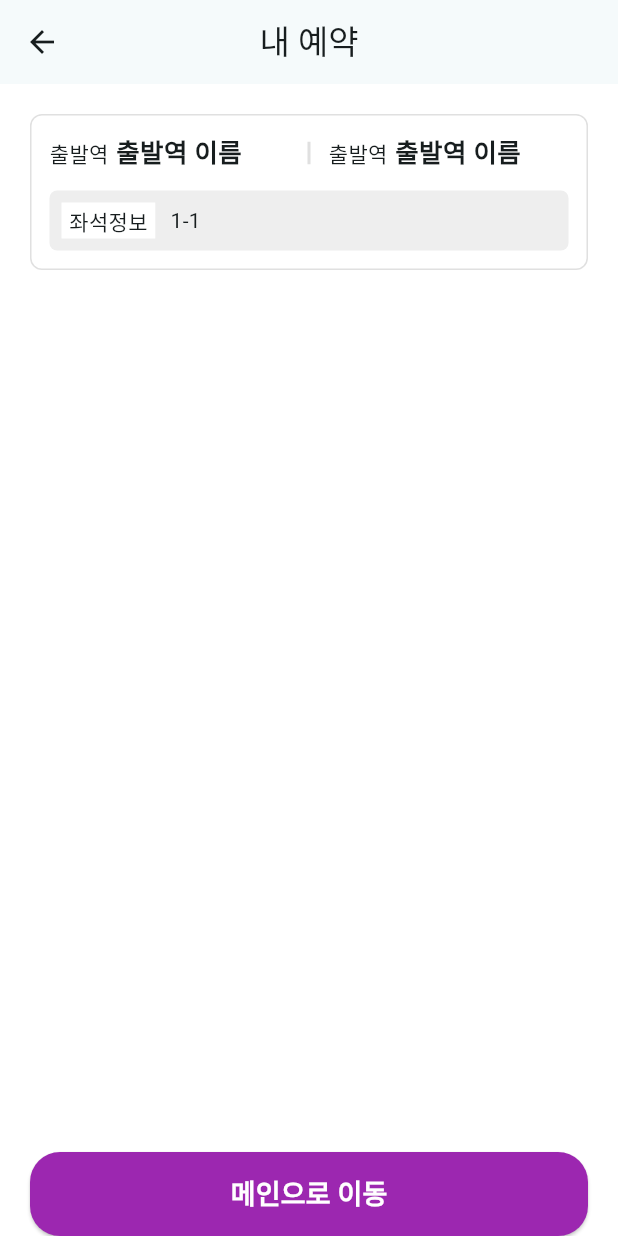
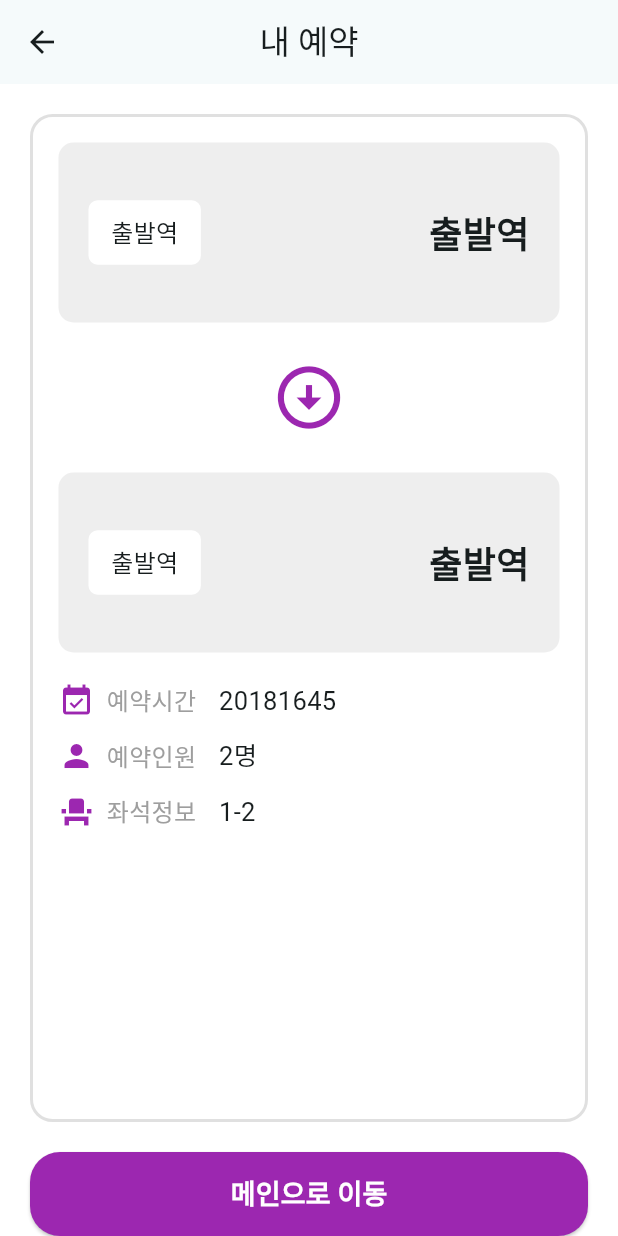
Before and after one commit to moong414/flutter_train_app, a Flutter app: the ReservePage screen opened directly with empty values, on a phone screen of 412 x 824 dp. Run offline on Flutter 3.47's test engine with Material 3 defaults, Android fonts, the phone set to English and light mode, and no system bars.

Commit message:
fix: reserve_page 화면 수정

```diff
--- a/lib/home_page.dart
+++ b/lib/home_page.dart
@@ -12,7 +12,7 @@ class HomePage extends StatefulWidget {
 
 class _HomePageState extends State<HomePage> {
   //선택된 역 담는 맵
-  Map<int, String> selectedStationMap = {1: '선택', 2: '선택'};
+  Map<int, String> selectedStationMap = {0: '선택', 1: '선택'};
 
   //역선택 함수
   void goToStationList(int num, String stTitle) async {
@@ -77,9 +77,9 @@ class _HomePageState extends State<HomePage> {
                 ),
                 child: Row(
                   children: [
-                    selectStationBox(1, '출발역'),
+                    selectStationBox(0, '출발역'),
                     Container(width: 2, height: 50, color: Theme.of(context).colorScheme.outline),
-                    selectStationBox(2, '도착역'),
+                    selectStationBox(1, '도착역'),
                   ],
                 ),
               ),
--- a/lib/main.dart
+++ b/lib/main.dart
@@ -32,8 +32,8 @@ class MyApp extends StatelessWidget {
         colorScheme: ColorScheme.fromSeed(
           seedColor: Colors.black,
           brightness: Brightness.dark,
-          primary: Colors.purple,
-          secondaryContainer: Colors.black,
+          primary: const Color.fromARGB(255, 137, 128, 138),
+          secondaryContainer: Colors.white24,
           tertiary: Colors.white30,
           onTertiaryContainer: Colors.white,
           onSurface: Colors.white,
--- a/lib/reserve_page.dart
+++ b/lib/reserve_page.dart
@@ -2,94 +2,19 @@ import 'package:flutter/material.dart';
 import 'package:flutter_train_app/util.dart';
 
 class ReservePage extends StatefulWidget {
-  const ReservePage({super.key, required this.selectedStationMap});
+  const ReservePage({
+    super.key,
+    required this.selectedStationMap,
+    required this.selectedSeatMap,
+  });
   final Map<int, String> selectedStationMap;
+  final Map<int, Set<int>> selectedSeatMap;
 
   @override
   State<ReservePage> createState() => _ReservePageState();
 }
 
 class _ReservePageState extends State<ReservePage> {
-  //예약박스 함수
-
-  //예약박스 UI
-  Padding reservedBox(BuildContext context) {
-    return Padding(
-      padding: const EdgeInsets.all(20),
-      child: Container(
-        width: double.infinity,
-        decoration: BoxDecoration(
-          border: Border.all(
-            color: Theme.of(context).colorScheme.outline,
-            width: 1,
-          ),
-          borderRadius: BorderRadius.circular(8),
-        ),
-        child: Padding(
-          padding: EdgeInsets.all(12),
-          child: Column(
-            children: [
-              Row(
-                children: [
-                  reservedStationInfo(),
-                  Padding(
-                    padding: const EdgeInsets.symmetric(horizontal: 12),
-                    child: Container(
-                      width: 2,
-                      height: 15,
-                      color: Theme.of(context).colorScheme.outline,
-                    ),
-                  ),
-                  reservedStationInfo(),
-                ],
-              ),
-              SizedBox(height: 12),
-              Container(
-                width: double.infinity,
-                decoration: BoxDecoration(
-                  color: Theme.of(context).colorScheme.secondaryContainer,
-                  borderRadius: BorderRadius.circular(5),
-                ),
-                child: Padding(
-                  padding: const EdgeInsets.all(8),
-                  child: Row(
-                    children: [
-                      Container(
-                        color: Theme.of(context).colorScheme.tertiary,
-                        child: Padding(
-                          padding: const EdgeInsets.fromLTRB(5, 2, 5, 2),
-                          child: Text('좌석정보'),
-                        ),
-                      ),
-                      SizedBox(width: 10),
-                      Text('1-1', style: TextStyle(fontSize: 14)),
-                    ],
-                  ),
-                ),
-              ),
-            ],
-          ),
-        ),
-      ),
-    );
-  }
-
-  //예약된 역 정보 UI
-  Expanded reservedStationInfo() {
-    return Expanded(
-      child: Row(
-        children: [
-          Text('출발역'),
-          SizedBox(width: 5),
-          Text(
-            '출발역 이름',
-            style: TextStyle(fontSize: 17, fontWeight: FontWeight.bold),
-          ),
-        ],
-      ),
-    );
-  }
-
   //메인페이지로 이동 함수
   void toMainBtn() {
     int count = 0;
@@ -100,8 +25,106 @@ class _ReservePageState extends State<ReservePage> {
   Widget build(BuildContext context) {
     return Scaffold(
       appBar: AppBar(title: Text('내 예약'), centerTitle: true),
-      body: SingleChildScrollView(
-        child: Column(children: [reservedBox(context)]),
+      body: Padding(
+        padding: EdgeInsets.all(20),
+        child: Container(
+          width: double.infinity,
+          decoration: BoxDecoration(
+            border: Border.all(
+              color: Theme.of(context).colorScheme.outline,
+              width: 2,
+            ),
+            borderRadius: BorderRadius.circular(15),
+          ),
+          child: Padding(
+            padding: const EdgeInsets.all(17),
+            child: Column(
+              children: [
+                Container(
+                  height: 120,
+                  width: double.infinity,
+                  decoration: BoxDecoration(
+                    color: Theme.of(context).colorScheme.secondaryContainer,
+                    borderRadius: BorderRadius.circular(10),
+                  ),
+                  child: Padding(
+                    padding: const EdgeInsets.symmetric(horizontal: 20),
+                    child: Row(
+                      mainAxisAlignment: MainAxisAlignment.spaceBetween,
+                      children: [
+                        Container(
+                          decoration: BoxDecoration(
+                            color: Theme.of(context).colorScheme.tertiary,
+                            borderRadius: BorderRadius.circular(6),
+                          ),
+                          child: Padding(
+                            padding: const EdgeInsets.fromLTRB(15, 10, 15, 10),
+                            child: Text('출발역', style: TextStyle(fontSize: 16)),
+                          ),
+                        ),
+                        Text(
+                          '출발역',
+                          style: TextStyle(
+                            fontSize: 24,
+                            fontWeight: FontWeight.bold,
+                          ),
+                        ),
+                      ],
+                    ),
+                  ),
+                ),
+                SizedBox(
+                  height: 100,
+                  child: Icon(
+                    Icons.arrow_circle_down_outlined,
+                    size: 50,
+                    color: Theme.of(context).colorScheme.primary,
+                  ),
+                ),
+                Container(
+                  height: 120,
+                  width: double.infinity,
+                  decoration: BoxDecoration(
+                    color: Theme.of(context).colorScheme.secondaryContainer,
+                    borderRadius: BorderRadius.circular(10),
+                  ),
+                  child: Padding(
+                    padding: const EdgeInsets.symmetric(horizontal: 20),
+                    child: Row(
+                      mainAxisAlignment: MainAxisAlignment.spaceBetween,
+                      children: [
+                        Container(
+                          decoration: BoxDecoration(
+                            color: Theme.of(context).colorScheme.tertiary,
+                            borderRadius: BorderRadius.circular(6),
+                          ),
+                          child: Padding(
+                            padding: const EdgeInsets.fromLTRB(15, 10, 15, 10),
+                            child: Text('출발역', style: TextStyle(fontSize: 16)),
+                          ),
+                        ),
+                        Text(
+                          '출발역',
+                          style: TextStyle(
+                            fontSize: 24,
+                            fontWeight: FontWeight.bold,
+                          ),
+                        ),
+                      ],
+                    ),
+                  ),
+                ),
+                SizedBox(height: 20),
+                reserveEtcRow(context, Icons.event_available , '예약시간', 20181645),
+                SizedBox(height: 12),
+                reserveEtcRow(context, Icons.person , '예약인원', '2명'),
+                SizedBox(height: 12),
+                reserveEtcRow(context, Icons.event_seat , '좌석정보', '1-2'),
+                Spacer()
+              ],
+            ),
+          ),
+        ),
       ),
       bottomNavigationBar: SafeArea(
         child: Padding(
@@ -111,4 +134,26 @@ class _ReservePageState extends State<ReservePage> {
       ),
     );
   }
+
+  Row reserveEtcRow(BuildContext context, IconData etcIconName, String etcTitle, dynamic etcInfo) {
+    return Row(
+      children: [
+        Icon(
+          etcIconName,
+          size: 24,
+          color: Theme.of(context).colorScheme.primary,
+        ),
+        SizedBox(width: 8),
+        Text(
+          etcTitle,
+          style: TextStyle(
+            fontSize: 16,
+            color: Theme.of(context).colorScheme.onSurfaceVariant,
+          ),
+        ),
+        SizedBox(width: 15),
+        Text('$etcInfo', style: TextStyle(fontSize: 17)),
+      ],
+    );
+  }
 }
--- a/lib/seat_page.dart
+++ b/lib/seat_page.dart
@@ -66,7 +66,6 @@ class _SeatPageState extends State<SeatPage> {
       selectedSeatMap.putIfAbsent(rowIndex, () => <int>{});
       selectedSeatMap[rowIndex]!.add(seatIndex);
     }
-
     setState(() {});
   }
 
@@ -133,8 +132,10 @@ class _SeatPageState extends State<SeatPage> {
                 Navigator.push(
                   context,
                   MaterialPageRoute(
-                    builder: (context) =>
-                        ReservePage(selectedStationMap: widget.selectedStationMap),
+                    builder: (context) => ReservePage(
+                      selectedStationMap: widget.selectedStationMap,
+                      selectedSeatMap: selectedSeatMap,
+                    ),
                   ),
                 );
               },
@@ -157,9 +158,9 @@ class _SeatPageState extends State<SeatPage> {
               children: [
                 Row(
                   children: [
+                    selectedRoute(0),
+                    Icon(Icons.arrow_circle_right_outlined, size: 30),
                     selectedRoute(1),
-                    Icon(Icons.arrow_circle_right_outlined, size: 30),
-                    selectedRoute(2),
                   ],
                 ),
                 SizedBox(height: 20),
```
